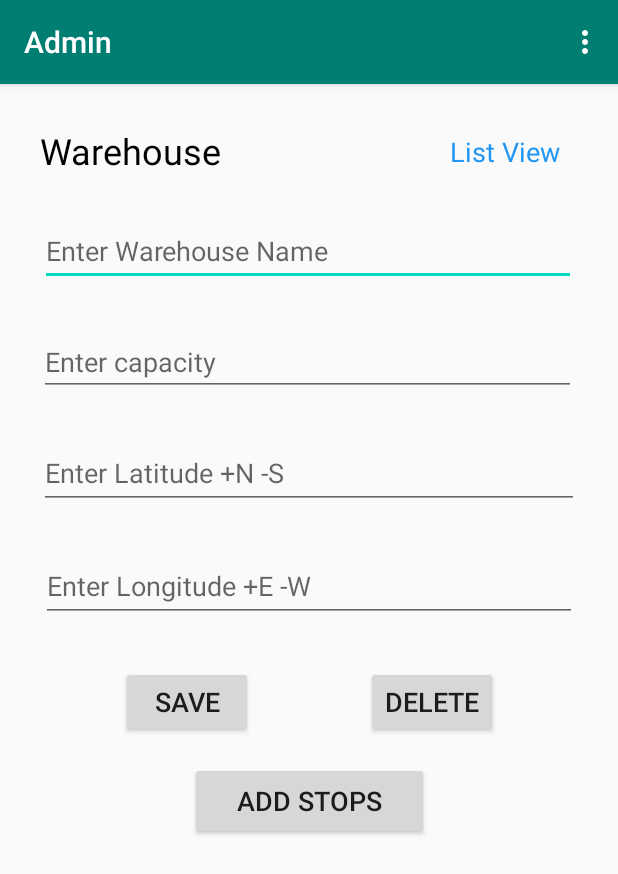
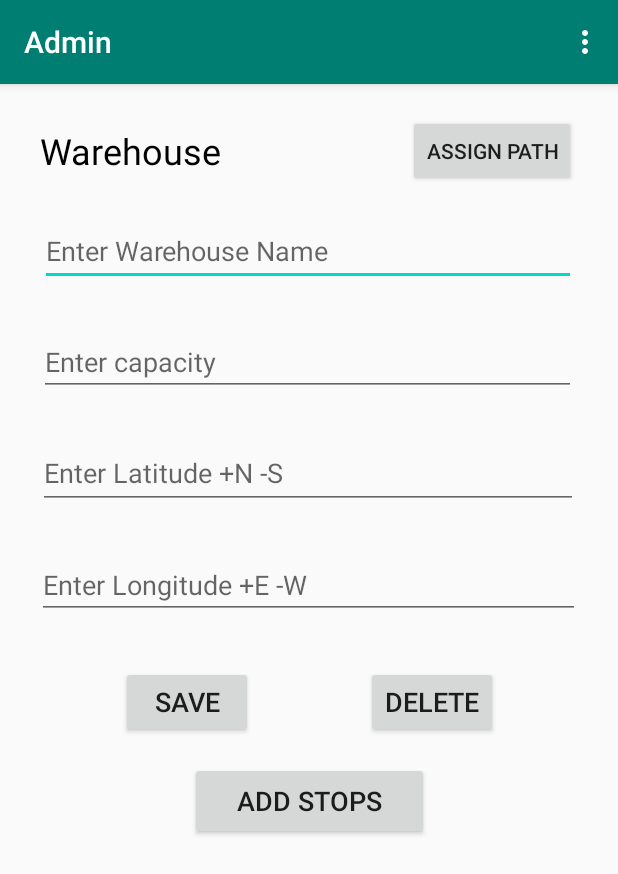
Before and after one commit to dalvisnigdha/Pandelivery, an Android app: the AdminMainActivity screen opened directly, with no data from a screen before it, on a phone screen of 412 x 824 dp. Shown: the top 874 px of the screen. Run offline under Robolectric (Android 15) with nearby library versions, the light colour scheme and no system bars; our stand-ins replace CircleImageView, Firebase (no records; nobody signed in at launch, a user with empty details on screens opened directly).

Commit message:
Trigger added to calculate the pah optimization

```diff
--- a/app/src/main/java/com/example/pandelivery/AdminMainActivity.java
+++ b/app/src/main/java/com/example/pandelivery/AdminMainActivity.java
@@ -31,7 +31,7 @@ import java.util.Map;
 import android.view.Menu;
 
 public class AdminMainActivity extends AppCompatActivity {
-//    Button signout;
+    Button computepath;
     Button addstops;
     EditText inp_wh;
     EditText inp_whcap;
@@ -39,7 +39,8 @@ public class AdminMainActivity extends AppCompatActivity {
     Button deletewh;
     EditText inp_whLat;
     EditText inp_whLong;
-    TextView listviewwhtxt;
+    int flag = 0;
+//    TextView listviewwhtxt;
 
     // Access a Cloud Firestore instance from your Activity
     private FirebaseFirestore db = FirebaseFirestore.getInstance();
@@ -53,7 +54,7 @@ public class AdminMainActivity extends AppCompatActivity {
         ActionBar actionbar = getSupportActionBar();
         actionbar.setTitle("Admin");
 
-        listviewwhtxt = findViewById(R.id.listviewwhtxt);
+//        listviewwhtxt = findViewById(R.id.listviewwhtxt);
         addstops = findViewById(R.id.addstops);
         inp_wh = findViewById(R.id.inp_wh);
         inp_whcap = findViewById(R.id.inp_whcap);
@@ -61,6 +62,7 @@ public class AdminMainActivity extends AppCompatActivity {
         deletewh = findViewById(R.id.deletewh);
         inp_whLat = findViewById(R.id.inp_whLat);
         inp_whLong = findViewById(R.id.inp_whLong);
+        computepath = findViewById(R.id.computepath);
 
         final String wh= inp_wh.getText().toString();
         final String whcap = inp_whcap.getText().toString();
@@ -68,15 +70,22 @@ public class AdminMainActivity extends AppCompatActivity {
         final String whLong = inp_whLong.getText().toString();
 
 
-        listviewwhtxt.setOnClickListener(new View.OnClickListener() {
+//        listviewwhtxt.setOnClickListener(new View.OnClickListener() {
+//            @Override
+//            public void onClick (View view){
+//                Intent I = new Intent(AdminMainActivity.this, ListViewActivity.class);
+//                startActivity(I);
+//            }
+//
+//        });
+
+        computepath.setOnClickListener(new View.OnClickListener() {
             @Override
             public void onClick (View view){
-                Intent I = new Intent(AdminMainActivity.this, ListViewActivity.class);
-                startActivity(I);
+                flag = 1;
             }
 
         });
-
         addstops.setOnClickListener(new View.OnClickListener() {
             @Override
             public void onClick (View view){
--- a/app/src/main/java/com/example/pandelivery/UserMainActivity.java
+++ b/app/src/main/java/com/example/pandelivery/UserMainActivity.java
@@ -103,7 +103,7 @@ public class UserMainActivity extends AppCompatActivity implements OnMapReadyCal
             arrayList.add(indiagate);
 
             //array list of checkbox
-
+            listitems = getResources().getStringArray(R.array.stopslist);
             checkeditems = new boolean[listitems.length];
 
             listbtn.setOnClickListener(new View.OnClickListener(){
@@ -273,7 +273,7 @@ public class UserMainActivity extends AppCompatActivity implements OnMapReadyCal
             int id = item.getItemId();
             if(id==R.id.signout)
             {
-                FirebaseAuth.getInstance().signOut();   // For Signout this line is important
+                FirebaseAuth.getInstance().signOut();
                 Intent I = new Intent(UserMainActivity.this, MainActivity.class);
                 startActivity(I);
                 return false;
--- a/app/src/main/res/layout/activity_admin_main.xml
+++ b/app/src/main/res/layout/activity_admin_main.xml
@@ -62,8 +62,6 @@
         android:ems="10"
         android:hint="Enter Warehouse Name"
         android:inputType="textPersonName"
-        app:layout_constraintEnd_toEndOf="@+id/listviewwhtxt"
-        app:layout_constraintHorizontal_bias="0.0"
         app:layout_constraintStart_toStartOf="@+id/whaddpage"
         app:layout_constraintTop_toBottomOf="@+id/whaddpage" />
 
@@ -79,18 +77,6 @@
         app:layout_constraintHorizontal_bias="1.0"
         app:layout_constraintStart_toStartOf="@+id/inp_wh"
         app:layout_constraintTop_toBottomOf="@+id/inp_wh" />
-
-    <TextView
-        android:id="@+id/listviewwhtxt"
-        android:layout_width="82dp"
-        android:layout_height="28dp"
-        android:layout_marginLeft="152dp"
-        android:layout_marginStart="152dp"
-        android:text="List View"
-        android:textColor="#2196F3"
-        android:textSize="18sp"
-        app:layout_constraintBottom_toBottomOf="@+id/whaddpage"
-        app:layout_constraintStart_toEndOf="@+id/whaddpage" />
 
     <Button
         android:id="@+id/savewh"
@@ -134,13 +120,14 @@
         android:ems="10"
         android:hint="Enter Latitude +N -S"
         android:inputType="textPersonName"
+        app:layout_constraintEnd_toEndOf="@+id/inp_whcap"
         app:layout_constraintStart_toStartOf="@+id/inp_whcap"
         app:layout_constraintTop_toBottomOf="@+id/inp_whcap" />
 
     <EditText
         android:id="@+id/inp_whLong"
-        android:layout_width="357dp"
-        android:layout_height="47dp"
+        android:layout_width="362dp"
+        android:layout_height="45dp"
         android:layout_marginTop="28dp"
         android:ems="10"
         android:hint="Enter Longitude +E -W"
@@ -148,6 +135,15 @@
         app:layout_constraintEnd_toEndOf="@+id/inp_whLat"
         app:layout_constraintStart_toStartOf="@+id/inp_whLat"
         app:layout_constraintTop_toBottomOf="@+id/inp_whLat" />
+
+    <Button
+        android:id="@+id/computepath"
+        android:layout_width="wrap_content"
+        android:layout_height="wrap_content"
+        android:text="Assign Path"
+        app:layout_constraintBottom_toBottomOf="@+id/whaddpage"
+        app:layout_constraintEnd_toEndOf="@+id/inp_wh"
+        app:layout_constraintTop_toTopOf="@+id/whaddpage" />
 
     <!--    <de.hdodenhof.circleimageview.CircleImageView-->
 <!--        android:id="@+id/admin_image"-->
```
Also changed, not shown: app/src/main/java/com/example/pandelivery/AdminStopsActivity.java (+11 -11 lines), app/src/main/java/com/example/pandelivery/CheckDialog.java (added, +26 -0 lines), app/src/main/res/layout/activity_admin_stops.xml (+8 -11 lines).
